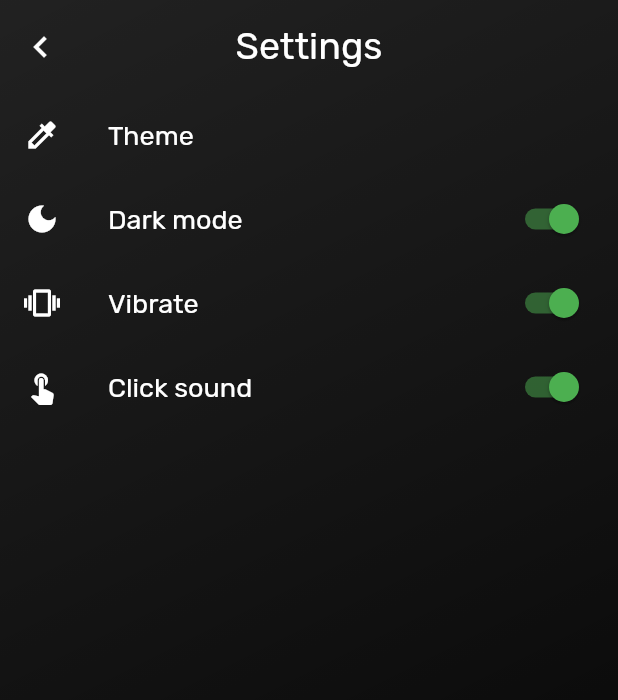
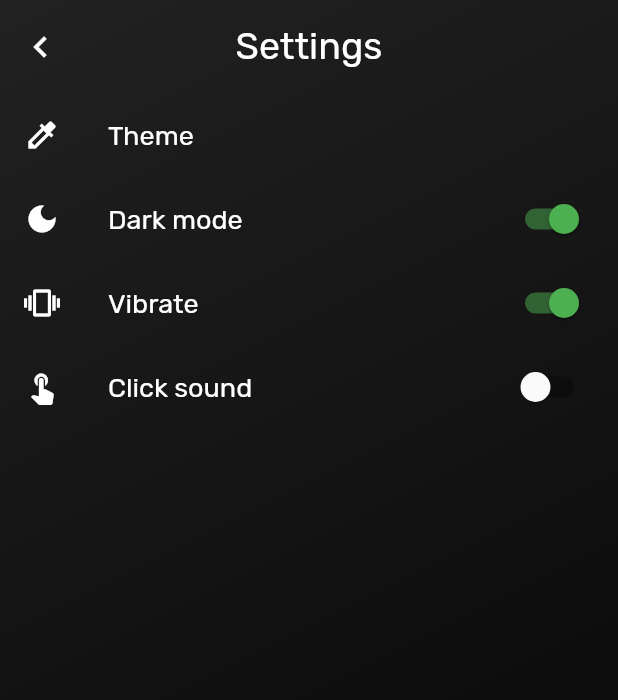
Before and after one commit to dimo147/Calculator, a Flutter app: the screen it shows after launch, after a tap on the "settings" icon, on a phone screen of 412 x 824 dp. Shown: the top 700 px of the screen. Run offline on Flutter 3.47's test engine with Material 2 defaults, Android fonts, the phone set to English and light mode, and no system bars; our stand-ins replace adaptive_theme, auto_size_text, flutter_icons, flutter_neumorphic, google_fonts, just_audio and 3 more.

Commit message:
save data

```diff
--- a/lib/func.dart
+++ b/lib/func.dart
@@ -4,6 +4,7 @@ import 'package:math_expressions/math_expressions.dart';
 import 'package:flutter_neumorphic/flutter_neumorphic.dart';
 import 'package:vibration/vibration.dart';
 import 'package:just_audio/just_audio.dart';
+import 'package:shared_preferences/shared_preferences.dart';
 
 // Consts
 const List<String> ops = ['*', '-', '+', '%', '/'];
@@ -17,6 +18,25 @@ const List<List<String>> keys = [
 ];
 
 // Functions
+Future save() async {
+  SharedPreferences prefs = await SharedPreferences.getInstance();
+  await prefs.setBool('dark', dark);
+  await prefs.setBool('vibrate', vibrate);
+  await prefs.setBool('sound', sound);
+  await prefs.setString('theme', theme);
+  print(theme);
+}
+
+Future load() async {
+  SharedPreferences prefs = await SharedPreferences.getInstance();
+  dark = prefs.getBool('dark') ?? true;
+  vibrate = prefs.getBool('vibrate') ?? true;
+  sound = prefs.getBool('sound') ?? false;
+  theme = prefs.getString('theme') ?? 'default';
+  print('load');
+  print(theme);
+}
+
 String addComma(String inp) {
   var x = inp.replaceAll(',', '');
   x = x.replaceAll('x', '*');
@@ -95,6 +115,51 @@ setTheme(context, mode) {
       dark: ThemeData(
         brightness: Brightness.dark,
         primaryColor: Colors.red,
+        accentColor: Colors.grey,
+        backgroundColor: Colors.grey[900],
+      ),
+    );
+  } else if (mode == 'green') {
+    AdaptiveTheme.of(context).setTheme(
+      light: ThemeData(
+        brightness: Brightness.light,
+        primaryColor: Colors.green,
+        accentColor: Colors.grey[400],
+        backgroundColor: Colors.white,
+      ),
+      dark: ThemeData(
+        brightness: Brightness.dark,
+        primaryColor: Colors.green,
+        accentColor: Colors.grey,
+        backgroundColor: Colors.grey[900],
+      ),
+    );
+  } else if (mode == 'blue') {
+    AdaptiveTheme.of(context).setTheme(
+      light: ThemeData(
+        brightness: Brightness.light,
+        primaryColor: Colors.blue,
+        accentColor: Colors.grey[400],
+        backgroundColor: Colors.white,
+      ),
+      dark: ThemeData(
+        brightness: Brightness.dark,
+        primaryColor: Colors.blue,
+        accentColor: Colors.grey,
+        backgroundColor: Colors.grey[900],
+      ),
+    );
+  } else if (mode == 'purple') {
+    AdaptiveTheme.of(context).setTheme(
+      light: ThemeData(
+        brightness: Brightness.light,
+        primaryColor: Colors.purple,
+        accentColor: Colors.grey[400],
+        backgroundColor: Colors.white,
+      ),
+      dark: ThemeData(
+        brightness: Brightness.dark,
+        primaryColor: Colors.purple,
         accentColor: Colors.grey,
         backgroundColor: Colors.grey[900],
       ),
--- a/lib/home.dart
+++ b/lib/home.dart
@@ -1,9 +1,10 @@
+import 'dart:async';
+import 'package:calculator/func.dart';
 import 'package:calculator/settings.dart';
-import 'package:flutter_neumorphic/flutter_neumorphic.dart';
 import 'package:flutter_icons/flutter_icons.dart';
 import 'package:auto_size_text/auto_size_text.dart';
 import 'package:adaptive_theme/adaptive_theme.dart';
-import 'package:calculator/func.dart';
+import 'package:flutter_neumorphic/flutter_neumorphic.dart';
 
 class HomePage extends StatefulWidget {
   const HomePage({Key? key}) : super(key: key);
@@ -18,12 +19,27 @@ class _HomePageState extends State<HomePage> {
   String operation = '';
   String upper = '';
   bool answer = false;
+  Timer? timer;
+  String themel = '';
 
   @override
   void initState() {
     super.initState();
+    load().then((value) {
+      setState(() {
+        setTheme(context, theme);
+      });
+    });
+
     AdaptiveTheme.of(context).modeChangeNotifier.addListener(() {
       setState(() {});
+    });
+    timer = Timer.periodic(const Duration(milliseconds: 1000), (Timer t) async {
+      if (themel != theme) {
+        setState(() {
+          themel = theme;
+        });
+      }
     });
   }
 
@@ -121,6 +137,7 @@ class _HomePageState extends State<HomePage> {
 
     // double screenHeight = MediaQuery.of(context).size.height;
     // double screenWidth = MediaQuery.of(context).size.width;
+
     return Scaffold(
       body: Background(
         child: Column(
@@ -289,7 +306,7 @@ class _HomePageState extends State<HomePage> {
                             ),
                           ),
                           Button(
-                            backColor: secondary,
+                            backColor: primary,
                             onPress: () {
                               addDigit('%');
                             },
@@ -297,7 +314,7 @@ class _HomePageState extends State<HomePage> {
                               '%',
                               style: TextStyle(
                                 fontSize: 25,
-                                color: Colors.black,
+                                color: Colors.white,
                               ),
                             ),
                           ),
--- a/lib/main.dart
+++ b/lib/main.dart
@@ -2,14 +2,21 @@ import 'package:google_fonts/google_fonts.dart';
 import 'package:adaptive_theme/adaptive_theme.dart';
 import 'package:calculator/home.dart';
 import 'package:flutter/material.dart';
+import 'package:calculator/func.dart';
+import 'package:calculator/settings.dart';
 
 void main() {
   runApp(const MyApp());
 }
 
-class MyApp extends StatelessWidget {
+class MyApp extends StatefulWidget {
   const MyApp({Key? key}) : super(key: key);
 
+  @override
+  _MyAppState createState() => _MyAppState();
+}
+
+class _MyAppState extends State<MyApp> {
   @override
   Widget build(BuildContext context) {
     return AdaptiveTheme(
```
Also changed, not shown: lib/settings.dart (+48 -17 lines), pubspec.yaml (+7 -6 lines), pubspec.lock.
